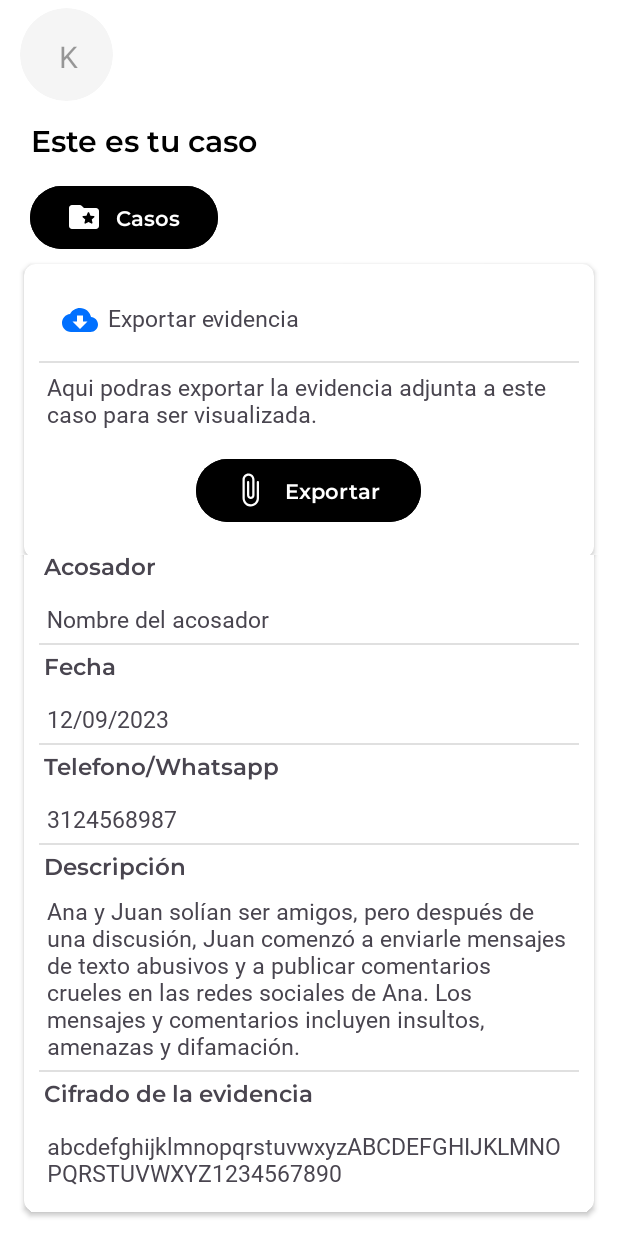
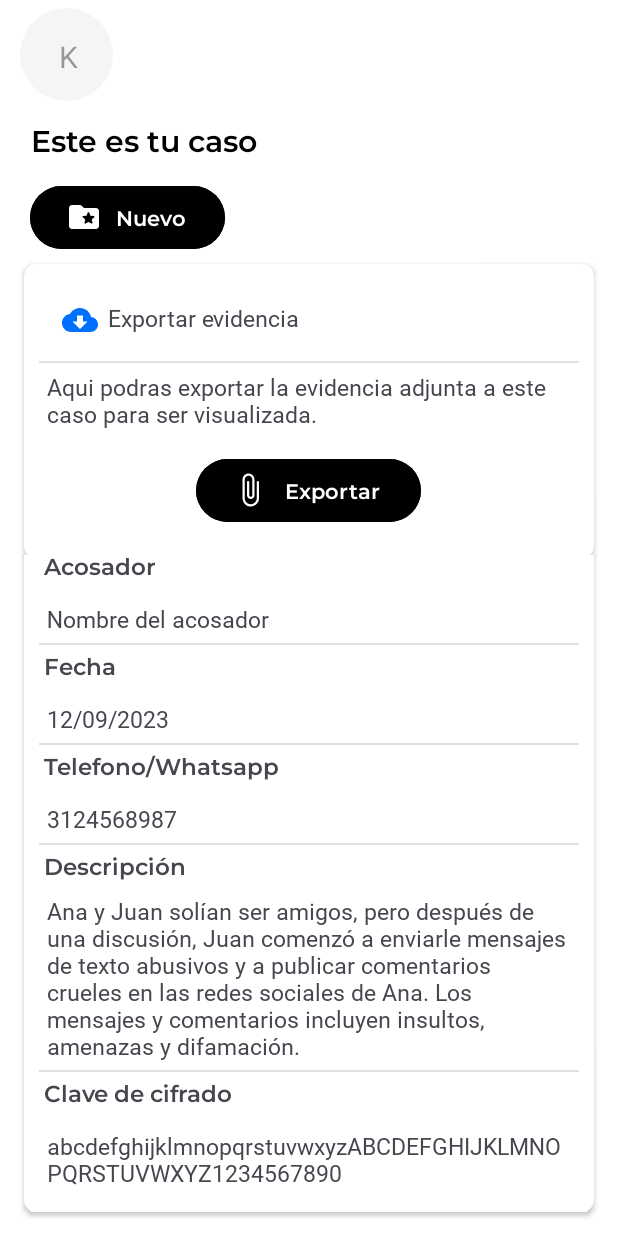
Before and after one commit to samirZapata/Cybersherlock, an Android app built with Jetpack Compose: the DetalleCasos screen opened directly, with no data from a screen before it, scrolled down 150 dp, on a phone screen of 412 x 824 dp. Run offline under Robolectric (Android 15) with nearby library versions, the light colour scheme and no system bars; our stand-ins replace sdp/ssp sizes; network calls fail.

Commit message:
Add: Se configuró correctamente la visualizacion del detalle de caso para que se visualice complemtamente todos los datos con los que se creo el caso

```diff
--- a/app/src/main/java/com/usbbog/cbs_app/networking/ApiServices.java
+++ b/app/src/main/java/com/usbbog/cbs_app/networking/ApiServices.java
@@ -13,16 +13,11 @@ import retrofit2.http.Path;
 
 public interface ApiServices {
 
-    String cName = AppData.getNombreCaso();
 
     @GET("api/cases/{nombreCaso}")
-    Call<CasosHolder> getCasoByNombreCaso(
-            @Path("nombreCaso") String nombreCaso
-    );
+    Call<ResponseBody> getCasoByNombreCaso(@Path("nombreCaso") String nombreCaso);
 
     @GET("api/cases/{nombreCaso}/archivo")
-    Call<ResponseBody> descargarArchivo(
-            @Part MultipartBody.Part evidencias
-    );
+    Call<ResponseBody> descargarArchivo(@Path("nombreCaso") String nombreCaso);
 
 }
--- a/app/src/main/java/com/usbbog/cbs_app/view/Casos.java
+++ b/app/src/main/java/com/usbbog/cbs_app/view/Casos.java
@@ -197,7 +197,7 @@ public class Casos extends AppCompatActivity {
                                                 null,
                                                 casosDescripcion,
                                                 null,
-                                                true
+                                                null
                                         ));
                             }
 
--- a/app/src/main/res/layout/activity_detalle_casos.xml
+++ b/app/src/main/res/layout/activity_detalle_casos.xml
@@ -72,7 +72,7 @@
 
 
             <RelativeLayout
-                android:layout_width="125dp"
+                android:layout_width="130dp"
                 android:layout_height="50dp"
                 android:layout_margin="10dp">
 
@@ -80,7 +80,7 @@
                     android:id="@+id/btnNuevoCaso"
                     android:layout_width="match_parent"
                     android:layout_height="match_parent"
-                    android:text="Casos"
+                    android:text="Nuevo"
                     android:drawableLeft="@drawable/ic_folder"
                     android:backgroundTint="@color/black"
                     android:textColor="@color/white"
@@ -360,7 +360,7 @@
                     android:fontFamily="@font/montserrat_semi_bold"
                     android:layout_margin="3dp"
                     android:gravity="left"
-                    android:text="Cifrado de la evidencia"
+                    android:text="Clave de cifrado"
                     android:textSize="15sp"/>
 
                 <TextView
```
Also changed, not shown: app/src/main/java/com/usbbog/cbs_app/modelHelper/CasosHolder.java (+4 -4 lines), app/src/main/java/com/usbbog/cbs_app/view/DetalleCasos.java (+50 -17 lines).
